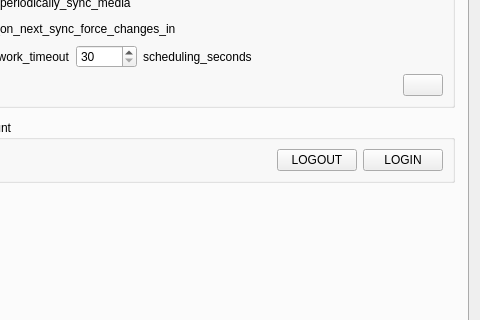
ankitects/anki, file qt/aqt/forms/preferences.ui: the form before one commit; both pictures show x 126 to 606 and y 137 to 457 of the 606 by 638 pixel window.
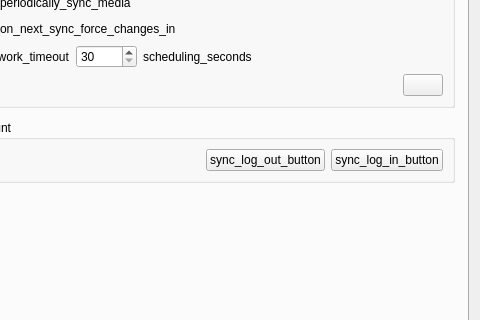
The form after the commit. The open tabs and pages were chosen to show the change.

Commit message: Move translations from python to qt forms

What changed in the file:
```diff
--- a/qt/aqt/forms/preferences.ui
+++ b/qt/aqt/forms/preferences.ui
@@ -791,7 +791,7 @@
              </sizepolicy>
             </property>
             <property name="text">
-             <string notr="true">LOGOUT</string>
+             <string>sync_log_out_button</string>
             </property>
             <property name="autoDefault">
              <bool>false</bool>
@@ -807,7 +807,7 @@
              </sizepolicy>
             </property>
             <property name="text">
-             <string notr="true">LOGIN</string>
+             <string>sync_log_in_button</string>
             </property>
             <property name="autoDefault">
              <bool>false</bool>
```
The commit also changes 1 other file.
